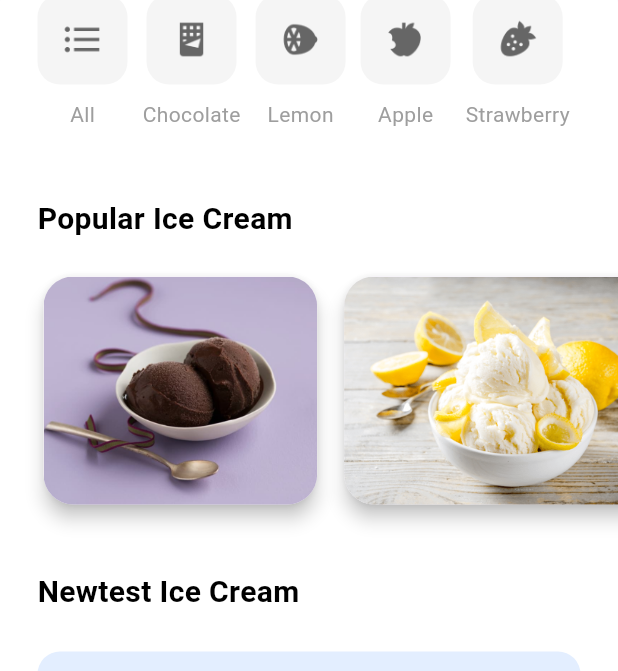
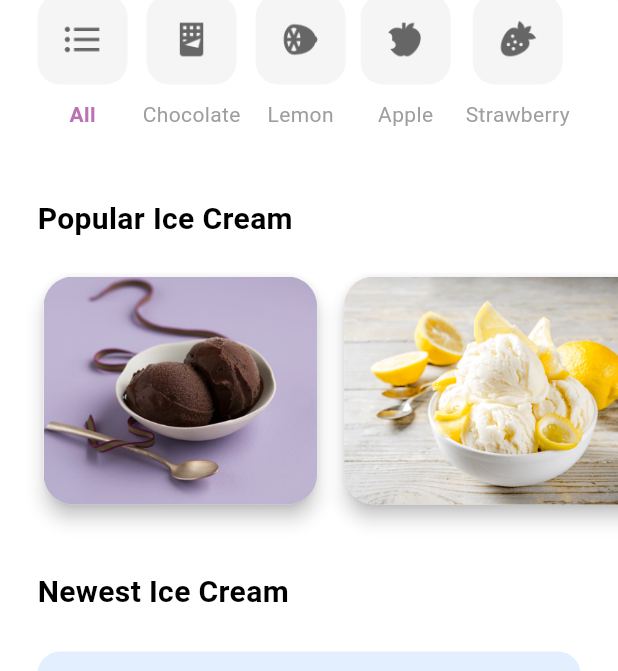
Before and after one commit to RomainDoyen/ice_creams, a Flutter app: the screen it shows after launch, on a phone screen of 412 x 824 dp. Shown: the part 313-984 px from the top of the screen. Run offline on Flutter 3.47's test engine with Material 3 defaults, Android fonts, the phone set to English and light mode, and no system bars; our stand-ins replace flutter_map, latlong2, readmore.

Commit message:
refactor(home/widgets/category.dart): Set up a filter that lets you change the selected category and see the home page adapt to display a single product according to the chosen category

```diff
--- a/lib/pages/home/widgets/category.dart
+++ b/lib/pages/home/widgets/category.dart
@@ -2,29 +2,36 @@ import 'package:flutter/material.dart';
 import 'package:ice_creams/pages/home/widgets/newest.dart';
 import 'package:ice_creams/pages/home/widgets/popular.dart';
 
-class CategorySection extends StatelessWidget {
-  CategorySection({super.key});
+class CategorySection extends StatefulWidget {
+  const CategorySection({super.key});
+
+  @override
+  _CategorySectionState createState() => _CategorySectionState();
+}
+
+class _CategorySectionState extends State<CategorySection> {
+  String _selectedCategory = 'All';
 
   final categories = [
     {
       'title': 'All',
-      'icon': 'assets/icons/list.png',
+      'icon': 'assets/icons/list.png'
     },
     {
       'title': 'Chocolate',
-      'icon': 'assets/icons/chocolate.png',
+      'icon': 'assets/icons/chocolate.png'
     },
     {
       'title': 'Lemon',
-      'icon': 'assets/icons/citrus.png',
+      'icon': 'assets/icons/citrus.png'
     },
     {
       'title': 'Apple',
-      'icon': 'assets/icons/apple.png',
+      'icon': 'assets/icons/apple.png'
     },
     {
       'title': 'Strawberry',
-      'icon': 'assets/icons/strawberry.png',
+      'icon': 'assets/icons/strawberry.png'
     },
   ];
 
@@ -50,7 +57,13 @@ class CategorySection extends StatelessWidget {
               separatorBuilder: (context, index) => const SizedBox(width: 10),
               itemBuilder: (context, index) {
                 final category = categories[index];
-                return Column(
+                return GestureDetector(
+                  onTap: () {
+                    setState(() {
+                      _selectedCategory = category['title'] as String;
+                    });
+                  },
+                  child: Column(
                     mainAxisAlignment: MainAxisAlignment.center,
                     children: [
                       Container(
@@ -71,9 +84,17 @@ class CategorySection extends StatelessWidget {
                       const SizedBox(height: 10),
                       Text(
                         category['title'] as String,
-                      style: const TextStyle(color: Colors.grey),
+                        style: TextStyle(
+                          color: _selectedCategory == category['title']
+                              ? const Color(0xFFBB71B4)
+                              : Colors.grey,
+                          fontWeight: _selectedCategory == category['title']
+                              ? FontWeight.bold
+                              : FontWeight.normal,
+                        ),
                       ),
                     ],
+                  ),
                 );
               },
             ),
@@ -89,11 +110,11 @@ class CategorySection extends StatelessWidget {
               ),
             ),
           ),
-          PopularIceCream(),
+          PopularIceCream(category: _selectedCategory),
           Container(
             margin: const EdgeInsets.only(left: 25, top: 20),
             child: const Text(
-              'Newtest Ice Cream',
+              'Newest Ice Cream',
               style: TextStyle(
                 color: Colors.black,
                 fontWeight: FontWeight.bold,
@@ -101,7 +122,7 @@ class CategorySection extends StatelessWidget {
               ),
             ),
           ),
-          NewestIceCream(),
+          NewestIceCream(category: _selectedCategory),
         ],
       ),
     );
--- a/lib/pages/home/widgets/newest.dart
+++ b/lib/pages/home/widgets/newest.dart
@@ -2,17 +2,40 @@ import 'package:flutter/material.dart';
 import 'package:ice_creams/models/icecream.dart';
 import 'package:ice_creams/pages/detail/detail.dart';
 
-class NewestIceCream extends StatelessWidget {
-  NewestIceCream({super.key});
+class NewestIceCream extends StatefulWidget {
+  final String category;
 
-  final List<IceCream> icecreams = IceCream.icecreams();
+  const NewestIceCream({super.key, required this.category});
+
+  @override
+  _NewestIceCreamState createState() => _NewestIceCreamState();
+}
+
+class _NewestIceCreamState extends State<NewestIceCream> {
+  late List<IceCream> icecreams;
+
+  @override
+  void initState() {
+    super.initState();
+    icecreams = IceCream.icecreams();
+  }
+
+  List<IceCream> filterIceCreams(String category) {
+    if (category == 'All') {
+      return icecreams;
+    } else {
+      return icecreams.where((icecream) => icecream.type == category).toList();
+    }
+  }
 
   @override
   Widget build(BuildContext context) {
+    List<IceCream> filteredIceCreams = filterIceCreams(widget.category);
+
     return Container(
       padding: const EdgeInsets.all(25),
       child: Column(
-        children: icecreams.map((icecream) {
+        children: filteredIceCreams.map((icecream) {
           return GestureDetector(
             onTap: () {
               Navigator.push(
--- a/lib/pages/home/widgets/popular.dart
+++ b/lib/pages/home/widgets/popular.dart
@@ -3,21 +3,29 @@ import 'package:ice_creams/models/icecream.dart';
 import 'package:ice_creams/pages/detail/detail.dart';
 
 class PopularIceCream extends StatelessWidget {
-  PopularIceCream({super.key});
+  final String category;
+
+  PopularIceCream({super.key, required this.category});
 
   final List<IceCream> icecreams = IceCream.icecreams();
 
   @override
   Widget build(BuildContext context) {
+    List<IceCream> filteredIcecreams = category == 'All'
+        ? icecreams
+        : icecreams.where((icecream) => icecream.type == category).toList();
+
     return SizedBox(
       height: 200,
       child: ListView.separated(
         scrollDirection: Axis.horizontal,
         padding: const EdgeInsets.symmetric(horizontal: 25, vertical: 20),
-        itemBuilder: ((context, index) => GestureDetector(
-          onTap: (() => Navigator.of(context).push(MaterialPageRoute(
-            builder: ((context) => DetailPage(iceCream: icecreams[index])),
-          ))),
+        itemBuilder: (context, index) => GestureDetector(
+          onTap: () => Navigator.of(context).push(
+            MaterialPageRoute(
+              builder: (context) => DetailPage(iceCream: filteredIcecreams[index]),
+            ),
+          ),
           child: Card(
             elevation: 5,
             shape: RoundedRectangleBorder(
@@ -27,15 +35,15 @@ class PopularIceCream extends StatelessWidget {
               child: ClipRRect(
                 borderRadius: BorderRadius.circular(20),
                 child: Hero(
-                  tag: icecreams[index].name,
-                  child: Image.asset(icecreams[index].bgImageUrl),
+                  tag: filteredIcecreams[index].name,
+                  child: Image.asset(filteredIcecreams[index].bgImageUrl),
                 ),
               ),
             ),
           ),
-        )),
-        separatorBuilder: ((context, index) => const SizedBox(width: 10)),
-        itemCount: icecreams.length,
+        ),
+        separatorBuilder: (context, index) => const SizedBox(width: 10),
+        itemCount: filteredIcecreams.length,
       ),
     );
   }
```
Lines whose indentation alone changed are shown as unchanged.
